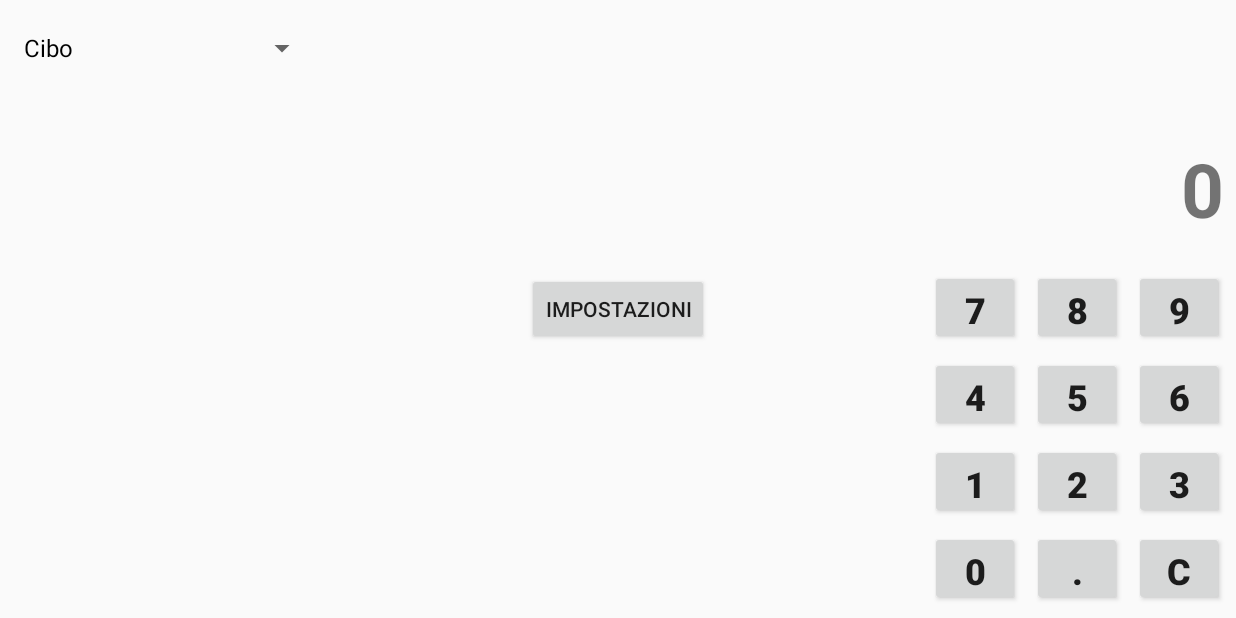
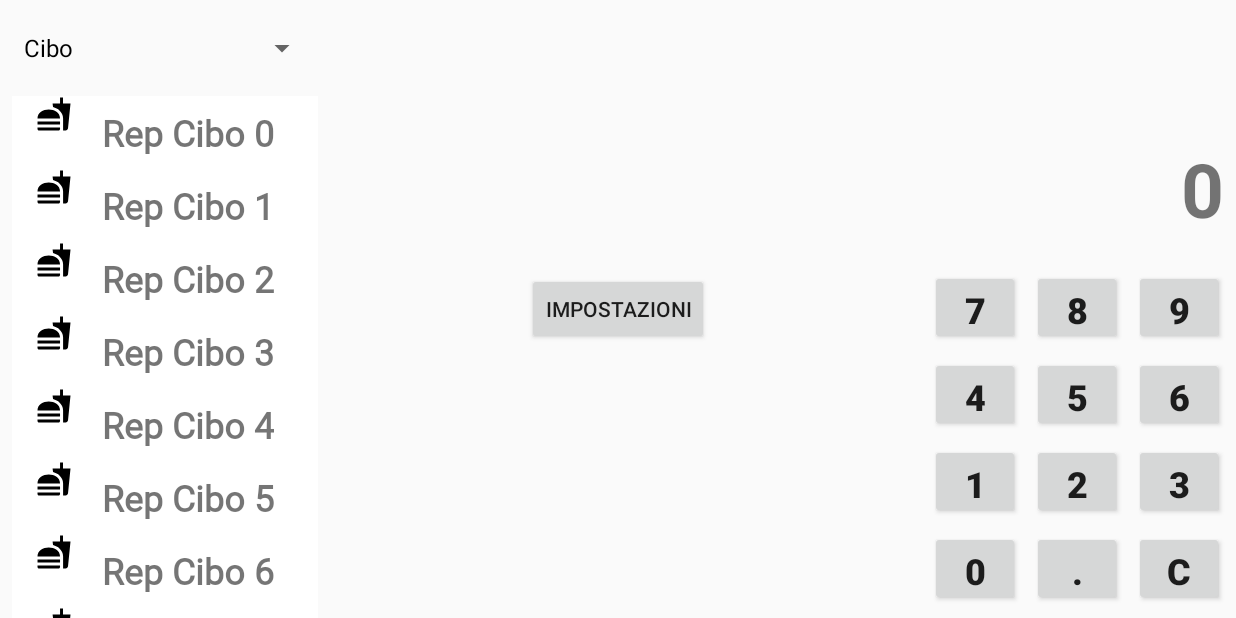
Before and after one commit to simone-di-paolo/cash-register-android, an Android app: the screen it shows after launch (MainActivity), on a phone screen of 824 x 412 dp (held sideways). Run offline under Robolectric (Android 15) with nearby library versions, the phone set to English and light mode, and no system bars.

Commit message:
Feature - Added logic in order to show differents Reparti based on which value is selected into the dropdown list

```diff
--- /dev/null
+++ b/app/src/main/java/com/dev/simonedipaolo/cashregister/adapters/RepartiAdapter.java
@@ -0,0 +1,66 @@
+package com.dev.simonedipaolo.cashregister.adapters;
+
+import android.content.Context;
+import android.view.LayoutInflater;
+import android.view.View;
+import android.view.ViewGroup;
+import android.widget.ImageView;
+import android.widget.TextView;
+
+import androidx.annotation.NonNull;
+import androidx.recyclerview.widget.RecyclerView;
+
+import com.dev.simonedipaolo.cashregister.R;
+
+/**
+ * Created by Simone Di Paolo on 31/07/2022.
+ */
+public class RepartiAdapter extends RecyclerView.Adapter<RepartiAdapter.RepartiViewHolder> {
+
+    private String repartiNames[];
+    private int repartiImages[];
+    private Context context;
+    private int index;
+
+    public RepartiAdapter(Context context, String repartiNames[], int repartiImages[], int index) {
+        this.context = context;
+        this.repartiNames = repartiNames;
+        this.repartiImages = repartiImages;
+        this.index = index;
+    }
+
+    @NonNull
+    @Override
+    public RepartiViewHolder onCreateViewHolder(@NonNull ViewGroup parent, int viewType) {
+        LayoutInflater inflater = LayoutInflater.from(context);
+        View v = inflater.inflate(R.layout.reparti_row, parent, false);
+
+        return new RepartiViewHolder((v));
+    }
+
+    @Override
+    public void onBindViewHolder(@NonNull RepartiViewHolder holder, int position) {
+        // TODO leggere quanti reparti sono stati creati nella memoria e creare N reparti con N nomi letti
+        holder.text.setText(repartiNames[position]);
+        holder.image.setImageResource(repartiImages[index]);
+    }
+
+    @Override
+    public int getItemCount() {
+        return repartiNames.length;
+    }
+
+    // inner class
+    public class RepartiViewHolder extends RecyclerView.ViewHolder{
+
+        TextView text;
+        ImageView image;
+
+        public RepartiViewHolder(@NonNull View itemView) {
+            super(itemView);
+            text = itemView.findViewById(R.id.repartiRowText);
+            image = itemView.findViewById(R.id.rowIcon);
+        }
+    }
+
+}
--- a/app/src/main/java/com/dev/simonedipaolo/cashregister/fragments/CashRegisterFragment.java
+++ b/app/src/main/java/com/dev/simonedipaolo/cashregister/fragments/CashRegisterFragment.java
@@ -14,8 +14,11 @@ import androidx.annotation.NonNull;
 import androidx.annotation.Nullable;
 import androidx.fragment.app.Fragment;
 import androidx.navigation.Navigation;
+import androidx.recyclerview.widget.LinearLayoutManager;
+import androidx.recyclerview.widget.RecyclerView;
 
 import com.dev.simonedipaolo.cashregister.R;
+import com.dev.simonedipaolo.cashregister.adapters.RepartiAdapter;
 
 import java.util.ArrayList;
 
@@ -37,9 +40,18 @@ public class CashRegisterFragment extends Fragment implements AdapterView.OnItem
     private Button button9;
     private Button buttonCanc;
     private Button buttonComma;
-    private Button settings;
+    private Button settingsButton;
 
     private Spinner dropdown;
+
+    private RecyclerView recyclerView;
+
+    private String repartiCiboNames[];
+    private String repartiBibiteNames[];
+    private String repartiCocktailNames[];
+    private String repartiAltroNames[];
+    private int repartiImages[] = {R.drawable.ic_baseline_fastfood_24, R.drawable.ic_drink_24, R.drawable.ic_wine_24, R.drawable.ic_baseline_attach_money_24};
+    private RepartiAdapter repartiAdapter;
 
     public CashRegisterFragment() {
         // empty
@@ -53,6 +65,16 @@ public class CashRegisterFragment extends Fragment implements AdapterView.OnItem
 
         viewsInitializer(v);
         createDropdownList();
+
+        repartiCiboNames = getResources().getStringArray(R.array.reparto_cibo_default_string_name);
+        repartiBibiteNames = getResources().getStringArray(R.array.reparto_bibite_default_string_name);
+        repartiCocktailNames = getResources().getStringArray(R.array.reparto_cocktail_default_string_name);;
+        repartiAltroNames = getResources().getStringArray(R.array.reparto_altro_default_string_name);
+
+        // custom adapter for reparti
+        repartiAdapter = new RepartiAdapter(this.getContext(), repartiCiboNames, repartiImages, 0);
+        recyclerView.setAdapter(repartiAdapter);
+        recyclerView.setLayoutManager(new LinearLayoutManager(this.getContext()));
 
         return v;
     }
@@ -79,17 +101,44 @@ public class CashRegisterFragment extends Fragment implements AdapterView.OnItem
         button8 = v.findViewById(R.id.calculator_button8);
         button9 = v.findViewById(R.id.calculator_button9);
 
-        settings = v.findViewById(R.id.settingsButton);
-        settings.setOnClickListener(view -> Navigation.findNavController(v).navigate(R.id.settingsFragment));
+        // settings button
+        settingsButton = v.findViewById(R.id.settingsButton);
+        settingsButton.setOnClickListener(view -> Navigation.findNavController(v).navigate(R.id.settingsFragment));
 
         // dropdown
         dropdown = v.findViewById(R.id.dropdown);
+
+        // recycler view
+        recyclerView = v.findViewById(R.id.repartiRecyclerView);
     }
 
     @Override
     public void onItemSelected(AdapterView<?> adapterView, View view, int i, long l) {
         String choice = adapterView.getItemAtPosition(i).toString();
         Toast.makeText(this.getContext(), choice, Toast.LENGTH_SHORT).show();
+
+        switch(i) {
+            case 0:
+                repartiAdapter = new RepartiAdapter(this.getContext(), repartiCiboNames, repartiImages, i);
+                recyclerView.setAdapter(repartiAdapter);
+                recyclerView.setLayoutManager(new LinearLayoutManager(this.getContext()));
+                break;
+            case 1:
+                repartiAdapter = new RepartiAdapter(this.getContext(), repartiBibiteNames, repartiImages, i);
+                recyclerView.setAdapter(repartiAdapter);
+                recyclerView.setLayoutManager(new LinearLayoutManager(this.getContext()));
+                break;
+            case 2:
+                repartiAdapter = new RepartiAdapter(this.getContext(), repartiCocktailNames, repartiImages, i);
+                recyclerView.setAdapter(repartiAdapter);
+                recyclerView.setLayoutManager(new LinearLayoutManager(this.getContext()));
+                break;
+            case 3:
+                repartiAdapter = new RepartiAdapter(this.getContext(), repartiAltroNames, repartiImages, i);
+                recyclerView.setAdapter(repartiAdapter);
+                recyclerView.setLayoutManager(new LinearLayoutManager(this.getContext()));
+                break;
+        }
     }
 
     @Override
--- /dev/null
+++ b/app/src/main/res/drawable/ic_baseline_attach_money_24.xml
@@ -0,0 +1,5 @@
+<vector android:height="24dp" android:tint="#000000"
+    android:viewportHeight="24" android:viewportWidth="24"
+    android:width="24dp" xmlns:android="http://schemas.android.com/apk/res/android">
+    <path android:fillColor="@android:color/white" android:pathData="M11.8,10.9c-2.27,-0.59 -3,-1.2 -3,-2.15 0,-1.09 1.01,-1.85 2.7,-1.85 1.78,0 2.44,0.85 2.5,2.1h2.21c-0.07,-1.72 -1.12,-3.3 -3.21,-3.81V3h-3v2.16c-1.94,0.42 -3.5,1.68 -3.5,3.61 0,2.31 1.91,3.46 4.7,4.13 2.5,0.6 3,1.48 3,2.41 0,0.69 -0.49,1.79 -2.7,1.79 -2.06,0 -2.87,-0.92 -2.98,-2.1h-2.2c0.12,2.19 1.76,3.42 3.68,3.83V21h3v-2.15c1.95,-0.37 3.5,-1.5 3.5,-3.55 0,-2.84 -2.43,-3.81 -4.7,-4.4z"/>
+</vector>
--- /dev/null
+++ b/app/src/main/res/drawable/ic_baseline_fastfood_24.xml
@@ -0,0 +1,5 @@
+<vector android:height="24dp" android:tint="#000000"
+    android:viewportHeight="24" android:viewportWidth="24"
+    android:width="24dp" xmlns:android="http://schemas.android.com/apk/res/android">
+    <path android:fillColor="@android:color/white" android:pathData="M18.06,22.99h1.66c0.84,0 1.53,-0.64 1.63,-1.46L23,5.05h-5L18,1h-1.97v4.05h-4.97l0.3,2.34c1.71,0.47 3.31,1.32 4.27,2.26 1.44,1.42 2.43,2.89 2.43,5.29v8.05zM1,21.99L1,21h15.03v0.99c0,0.55 -0.45,1 -1.01,1L2.01,22.99c-0.56,0 -1.01,-0.45 -1.01,-1zM16.03,14.99c0,-8 -15.03,-8 -15.03,0h15.03zM1.02,17h15v2h-15z"/>
+</vector>
--- /dev/null
+++ b/app/src/main/res/drawable/ic_drink_24.xml
@@ -0,0 +1,5 @@
+<vector android:height="24dp" android:tint="#000000"
+    android:viewportHeight="24" android:viewportWidth="24"
+    android:width="24dp" xmlns:android="http://schemas.android.com/apk/res/android">
+    <path android:fillColor="@android:color/white" android:pathData="M3,2l2.01,18.23C5.13,21.23 5.97,22 7,22h10c1.03,0 1.87,-0.77 1.99,-1.77L21,2L3,2zM12,19c-1.66,0 -3,-1.34 -3,-3 0,-2 3,-5.4 3,-5.4s3,3.4 3,5.4c0,1.66 -1.34,3 -3,3zM18.33,8L5.67,8l-0.44,-4h13.53l-0.43,4z"/>
+</vector>
--- /dev/null
+++ b/app/src/main/res/drawable/ic_settings_24.xml
@@ -0,0 +1,5 @@
+<vector android:height="24dp" android:tint="#000000"
+    android:viewportHeight="24" android:viewportWidth="24"
+    android:width="24dp" xmlns:android="http://schemas.android.com/apk/res/android">
+    <path android:fillColor="@android:color/white" android:pathData="M19.14,12.94c0.04,-0.3 0.06,-0.61 0.06,-0.94c0,-0.32 -0.02,-0.64 -0.07,-0.94l2.03,-1.58c0.18,-0.14 0.23,-0.41 0.12,-0.61l-1.92,-3.32c-0.12,-0.22 -0.37,-0.29 -0.59,-0.22l-2.39,0.96c-0.5,-0.38 -1.03,-0.7 -1.62,-0.94L14.4,2.81c-0.04,-0.24 -0.24,-0.41 -0.48,-0.41h-3.84c-0.24,0 -0.43,0.17 -0.47,0.41L9.25,5.35C8.66,5.59 8.12,5.92 7.63,6.29L5.24,5.33c-0.22,-0.08 -0.47,0 -0.59,0.22L2.74,8.87C2.62,9.08 2.66,9.34 2.86,9.48l2.03,1.58C4.84,11.36 4.8,11.69 4.8,12s0.02,0.64 0.07,0.94l-2.03,1.58c-0.18,0.14 -0.23,0.41 -0.12,0.61l1.92,3.32c0.12,0.22 0.37,0.29 0.59,0.22l2.39,-0.96c0.5,0.38 1.03,0.7 1.62,0.94l0.36,2.54c0.05,0.24 0.24,0.41 0.48,0.41h3.84c0.24,0 0.44,-0.17 0.47,-0.41l0.36,-2.54c0.59,-0.24 1.13,-0.56 1.62,-0.94l2.39,0.96c0.22,0.08 0.47,0 0.59,-0.22l1.92,-3.32c0.12,-0.22 0.07,-0.47 -0.12,-0.61L19.14,12.94zM12,15.6c-1.98,0 -3.6,-1.62 -3.6,-3.6s1.62,-3.6 3.6,-3.6s3.6,1.62 3.6,3.6S13.98,15.6 12,15.6z"/>
+</vector>
--- /dev/null
+++ b/app/src/main/res/drawable/ic_wine_24.xml
@@ -0,0 +1,5 @@
+<vector android:height="24dp" android:tint="#000000"
+    android:viewportHeight="24" android:viewportWidth="24"
+    android:width="24dp" xmlns:android="http://schemas.android.com/apk/res/android">
+    <path android:fillColor="@android:color/white" android:pathData="M6,3l0,6c0,2.97 2.16,5.43 5,5.91V19H8v2h8v-2h-3v-4.09c2.84,-0.48 5,-2.94 5,-5.91l0,-6H6zM16,8H8l0,-3h8C16,5 16,8 16,8z"/>
+</vector>
--- a/app/src/main/res/layout/fragment_cash_register.xml
+++ b/app/src/main/res/layout/fragment_cash_register.xml
@@ -225,5 +225,17 @@
         app:layout_constraintStart_toStartOf="parent"
         app:layout_constraintTop_toTopOf="parent" />
 
+    <androidx.recyclerview.widget.RecyclerView
+        android:id="@+id/repartiRecyclerView"
+        android:layout_width="204dp"
+        android:layout_height="0dp"
+        android:layout_marginStart="8dp"
+        android:layout_marginTop="8dp"
+        app:layout_constraintBottom_toBottomOf="parent"
+        app:layout_constraintEnd_toEndOf="parent"
+        app:layout_constraintHorizontal_bias="0.0"
+        app:layout_constraintStart_toStartOf="parent"
+        app:layout_constraintTop_toBottomOf="@+id/dropdown" />
+
 
 </androidx.constraintlayout.widget.ConstraintLayout>
--- /dev/null
+++ b/app/src/main/res/layout/reparti_row.xml
@@ -0,0 +1,51 @@
+<?xml version="1.0" encoding="utf-8"?>
+<androidx.constraintlayout.widget.ConstraintLayout xmlns:android="http://schemas.android.com/apk/res/android"
+    xmlns:app="http://schemas.android.com/apk/res-auto"
+    xmlns:tools="http://schemas.android.com/tools"
+    android:layout_width="match_parent"
+    android:layout_height="wrap_content">
+
+    <androidx.cardview.widget.CardView
+        android:layout_width="409dp"
+        android:layout_height="wrap_content"
+        app:layout_constraintBottom_toBottomOf="parent"
+        app:layout_constraintEnd_toEndOf="parent"
+        app:layout_constraintStart_toStartOf="parent"
+        app:layout_constraintTop_toTopOf="parent">
+
+        <androidx.constraintlayout.widget.ConstraintLayout
+            android:layout_width="match_parent"
+            android:layout_height="match_parent">
+
+            <ImageView
+                android:id="@+id/rowIcon"
+                android:layout_width="wrap_content"
+                android:layout_height="wrap_content"
+                android:layout_marginEnd="44dp"
+                app:layout_constraintBottom_toBottomOf="parent"
+                app:layout_constraintEnd_toEndOf="parent"
+                app:layout_constraintHorizontal_bias="0.346"
+                app:layout_constraintStart_toStartOf="parent"
+                app:layout_constraintTop_toTopOf="parent"
+                app:layout_constraintVertical_bias="0.0"
+                app:srcCompat="@drawable/ic_launcher_foreground" />
+
+            <TextView
+                android:id="@+id/repartiRowText"
+                android:layout_width="wrap_content"
+                android:layout_height="wrap_content"
+                android:layout_marginStart="20dp"
+                android:layout_marginTop="8dp"
+                android:layout_marginBottom="8dp"
+                android:fontFamily="@font/roboto"
+                android:text="TextView"
+                android:textSize="24sp"
+                android:textStyle="bold"
+                app:layout_constraintBottom_toBottomOf="parent"
+                app:layout_constraintEnd_toEndOf="parent"
+                app:layout_constraintHorizontal_bias="0.0"
+                app:layout_constraintStart_toEndOf="@+id/rowIcon"
+                app:layout_constraintTop_toTopOf="parent" />
+        </androidx.constraintlayout.widget.ConstraintLayout>
+    </androidx.cardview.widget.CardView>
+</androidx.constraintlayout.widget.ConstraintLayout>
--- a/app/src/main/res/values/strings.xml
+++ b/app/src/main/res/values/strings.xml
@@ -1,4 +1,6 @@
 <resources>
+    // -----  -----
+
     <string name="app_name">Cash Register</string>
 
     // ----- CALCULATOR STRINGS -----
@@ -37,4 +39,54 @@
     <string name="dropdown_category">Categoria</string>
     <string name="settings">Impostazioni</string>
 
+    // ----- Reparti strings -----
+    <string-array name="reparto_cibo_default_string_name">
+        <item>Rep Cibo 0</item>
+        <item>Rep Cibo 1</item>
+        <item>Rep Cibo 2</item>
+        <item>Rep Cibo 3</item>
+        <item>Rep Cibo 4</item>
+        <item>Rep Cibo 5</item>
+        <item>Rep Cibo 6</item>
+        <item>Rep Cibo 7</item>
+        <item>Rep Cibo 8</item>
+        <item>Rep Cibo 9</item>
+    </string-array>
+
+    <string-array name="reparto_bibite_default_string_name">
+        <item>Rep Bibite 0</item>
+        <item>Rep Bibite 1</item>
+        <item>Rep Bibite 2</item>
+        <item>Rep Bibite 3</item>
+        <item>Rep Bibite 4</item>
+        <item>Rep Bibite 5</item>
+        <item>Rep Bibite 6</item>
+        <item>Rep Bibite 7</item>
+        <item>Rep Bibite 8</item>
+    </string-array>
+
+    <string-array name="reparto_cocktail_default_string_name">
+        <item>Rep cocktail 0</item>
+        <item>Rep cocktail 1</item>
+        <item>Rep cocktail 2</item>
+        <item>Rep cocktail 3</item>
+        <item>Rep cocktail 4</item>
+        <item>Rep cocktail 5</item>
+        <item>Rep cocktail 6</item>
+        <item>Rep cocktail 7</item>
+        <item>Rep cocktail 8</item>
+    </string-array>
+
+    <string-array name="reparto_altro_default_string_name">
+        <item>Rep Altro 0</item>
+        <item>Rep Altro 1</item>
+        <item>Rep Altro 2</item>
+        <item>Rep Altro 3</item>
+        <item>Rep Altro 4</item>
+        <item>Rep Altro 5</item>
+        <item>Rep Altro 6</item>
+        <item>Rep Altro 7</item>
+        <item>Rep Altro 8</item>
+        <item>Rep Altro 9</item>
+    </string-array>
 </resources>
```
